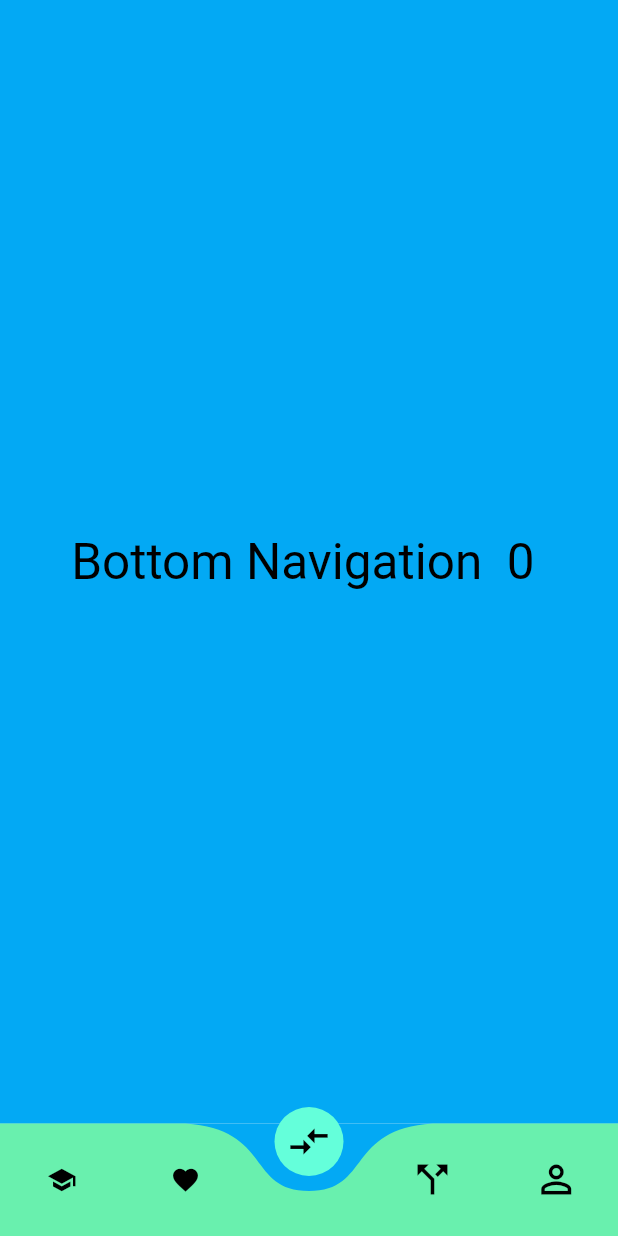
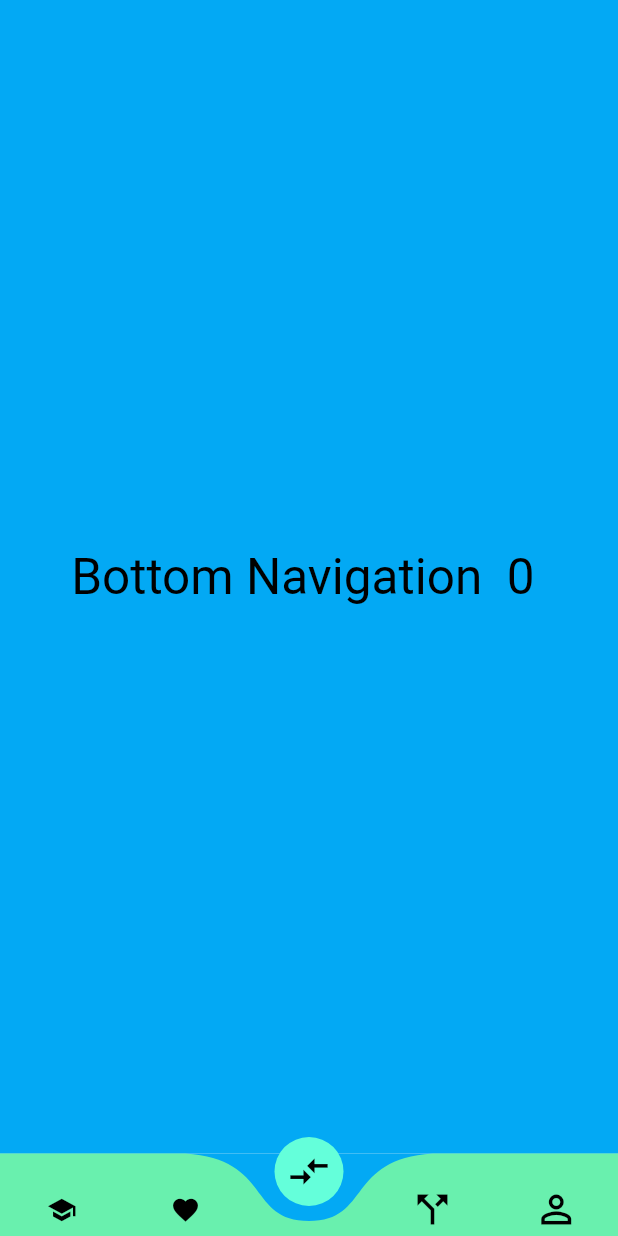
Before and after one commit to engida32/bottomNav, a Flutter app: the screen it shows after launch, on a phone screen of 412 x 824 dp. Run offline on Flutter 3.47's test engine with Material 2 defaults, Android fonts, the phone set to English and light mode, and no system bars; drawn by our look-alikes of curved_navigation_bar.

Commit message:
last commit

```diff
--- a/lib/main.dart
+++ b/lib/main.dart
@@ -4,7 +4,6 @@ import 'package:flutter/material.dart';
 void main() => runApp(bottomNavigation());
 
 class bottomNavigation extends StatefulWidget {
-  bottomNavigation({Key key}) : super(key: key);
 
   @override
   _bottomNavigationState createState() => _bottomNavigationState();
@@ -42,7 +41,7 @@ class _bottomNavigationState extends State<bottomNavigation> {
           color: Colors.greenAccent,
           backgroundColor: Colors.lightBlue,
           buttonBackgroundColor: Colors.tealAccent,
-          height: 75,
+          height: 55,
           items: <Widget>[
             Icon(Icons.school, size: 20, color: Colors.black),
             Icon(Icons.favorite, size: 20, color: Colors.black),
```
Also changed, not shown: lib/bottomNAvigation.dart (added).
